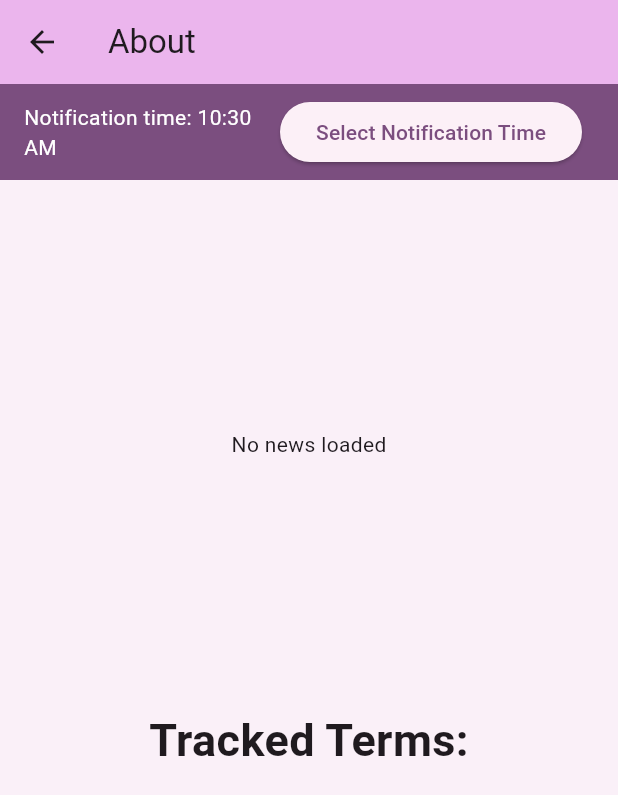
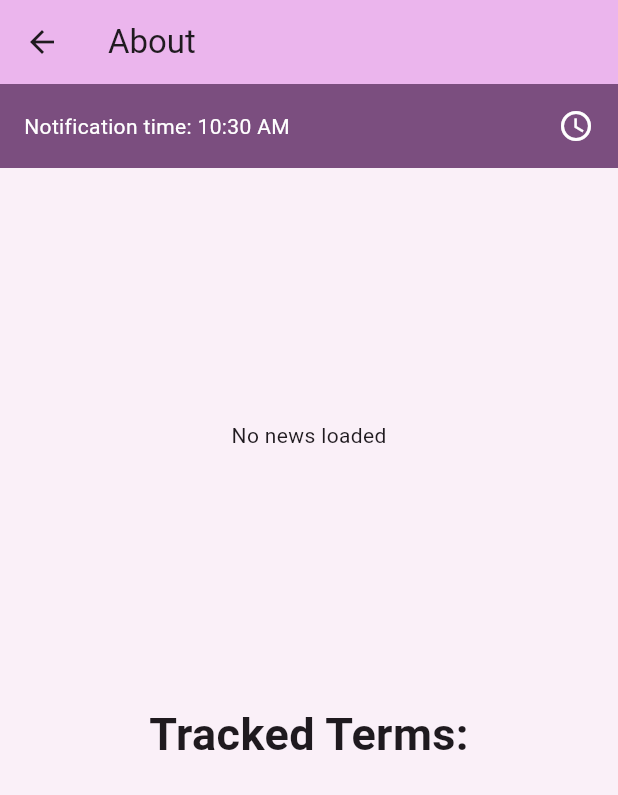
Before and after one commit to mmnessim/news_tracker_flutter, a Flutter app: the AboutPage screen opened directly, on a phone screen of 412 x 824 dp. Shown: the top 795 px of the screen. Run offline on Flutter 3.47's test engine with Material 3 defaults, Android fonts, the light colour scheme and no system bars; our stand-ins replace flutter_dotenv, flutter_local_notifications, permission_handler, shared_preferences, timezone; accounts and stored records are empty.

Commit message:
Add notification time selection to AppBar and remove TimePickerRow from main layout

```diff
--- a/lib/widgets/add_news_item.dart
+++ b/lib/widgets/add_news_item.dart
@@ -43,7 +43,6 @@ class _AddNewsItemState extends State<AddNewsItem> {
               onPressed: _addSearchTerm,
               child: const Text("Track New Term"),
             ),
-            //SearchNowButton(),
           ],
         ),
       ],
--- a/lib/widgets/time_picker_row.dart
+++ b/lib/widgets/time_picker_row.dart
@@ -45,7 +45,9 @@ class _TimePickerRowState extends State<TimePickerRow> {
   Widget build(BuildContext context) {
     return Container(
       color: Theme.of(context).colorScheme.primary,
-      padding: const EdgeInsets.symmetric(vertical: 8, horizontal: 16),
+      padding: const EdgeInsets.symmetric(vertical: 16, horizontal: 16),
+      child: InkWell(
+        onTap: _setNotificationTime,
         child: Row(
           mainAxisAlignment: MainAxisAlignment.spaceBetween,
           children: [
@@ -57,14 +59,9 @@ class _TimePickerRowState extends State<TimePickerRow> {
                 overflow: TextOverflow.visible,
               ),
             ),
-          Padding(
-            padding: const EdgeInsets.symmetric(horizontal: 8.0),
-            child: ElevatedButton(
-              onPressed: _setNotificationTime,
-              child: Text('Select Notification Time'),
+            Icon(Icons.access_time_outlined, color: Colors.white),
+          ],
         ),
-          ),
-        ],
       ),
     );
   }
```
Also changed, not shown: lib/main.dart (+16 -1 lines). Lines whose indentation alone changed are shown as unchanged.
